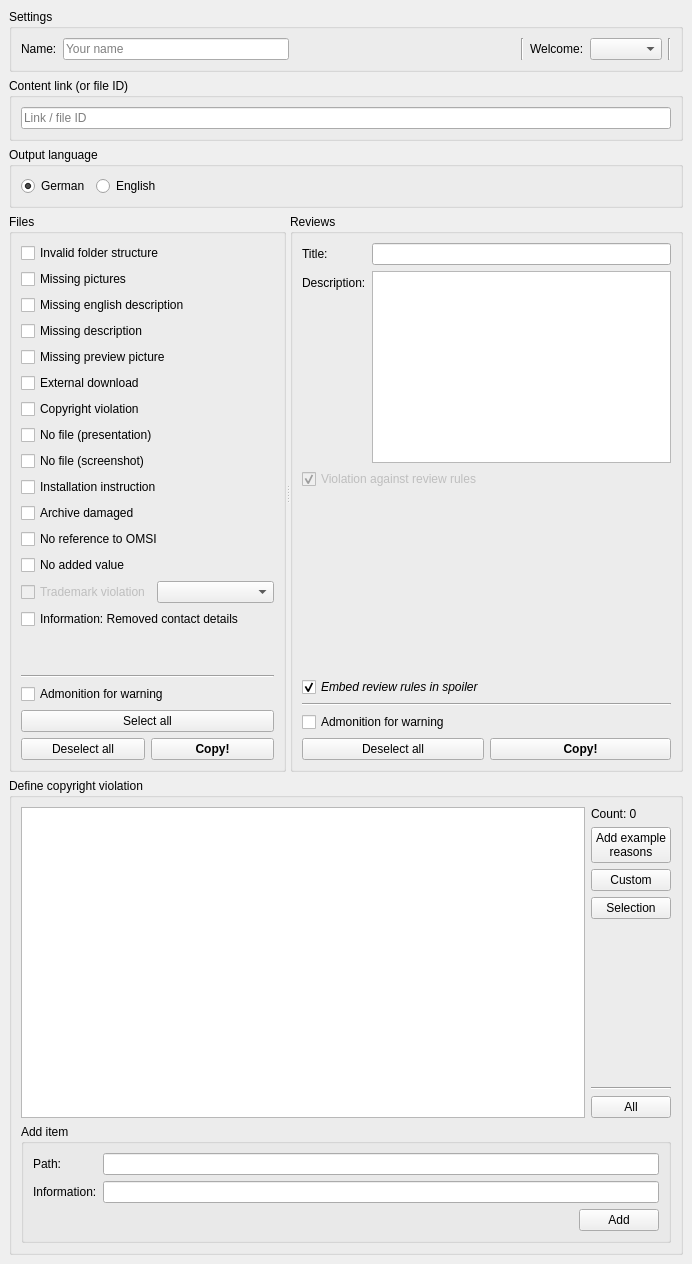
Above: OTModules/wFbh/wfbh.ui from pietr26/OMSI-Tools before the change. Below: the same form after it.
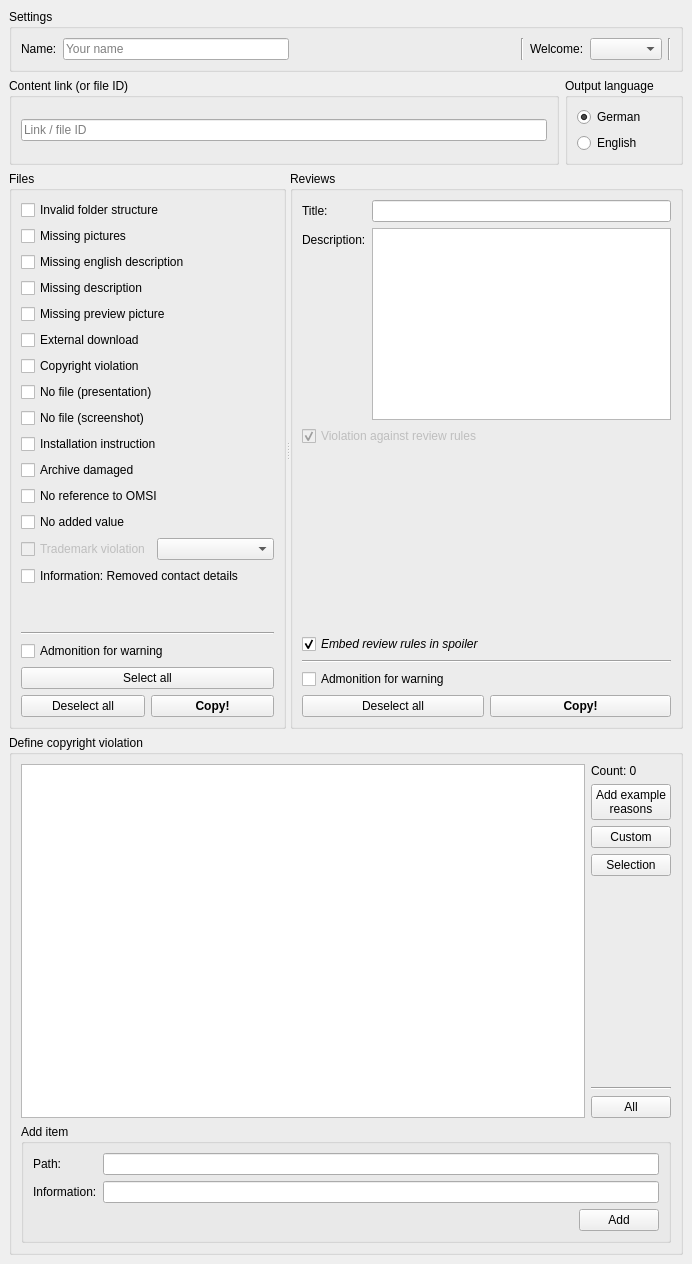
That is the form after the change. Icons and pictures are not drawn.

Commit message: wFbh appears at the center of the screen

What changed in the file:
```diff
--- a/OTModules/wFbh/wfbh.ui
+++ b/OTModules/wFbh/wfbh.ui
@@ -90,6 +90,8 @@
      </widget>
     </item>
     <item>
+     <layout class="QHBoxLayout" name="horizontalLayout_7">
+      <item>
      <widget class="QGroupBox" name="gbxLink">
       <property name="title">
        <string>Content link (or file ID)</string>
@@ -116,7 +118,7 @@
       <property name="title">
        <string>Output language</string>
       </property>
-      <layout class="QHBoxLayout" name="horizontalLayout_6">
+        <layout class="QVBoxLayout" name="verticalLayout_7">
        <item>
         <widget class="QRadioButton" name="rbtnGerman">
          <property name="text">
@@ -142,21 +144,10 @@
          </property>
         </widget>
        </item>
-       <item>
-        <spacer name="horizontalSpacer_2">
-         <property name="orientation">
-          <enum>Qt::Horizontal</enum>
-         </property>
-         <property name="sizeHint" stdset="0">
-          <size>
-           <width>771</width>
-           <height>20</height>
-          </size>
-         </property>
-        </spacer>
-       </item>
-      </layout>
-     </widget>
+        </layout>
+       </widget>
+      </item>
+     </layout>
     </item>
     <item>
      <widget class="QSplitter" name="splitter">
```
Left out of the diff: 1 changed line with no effect on the pictures. Lines whose indentation alone changed are shown as unchanged. The commit also changes 1 other file.
